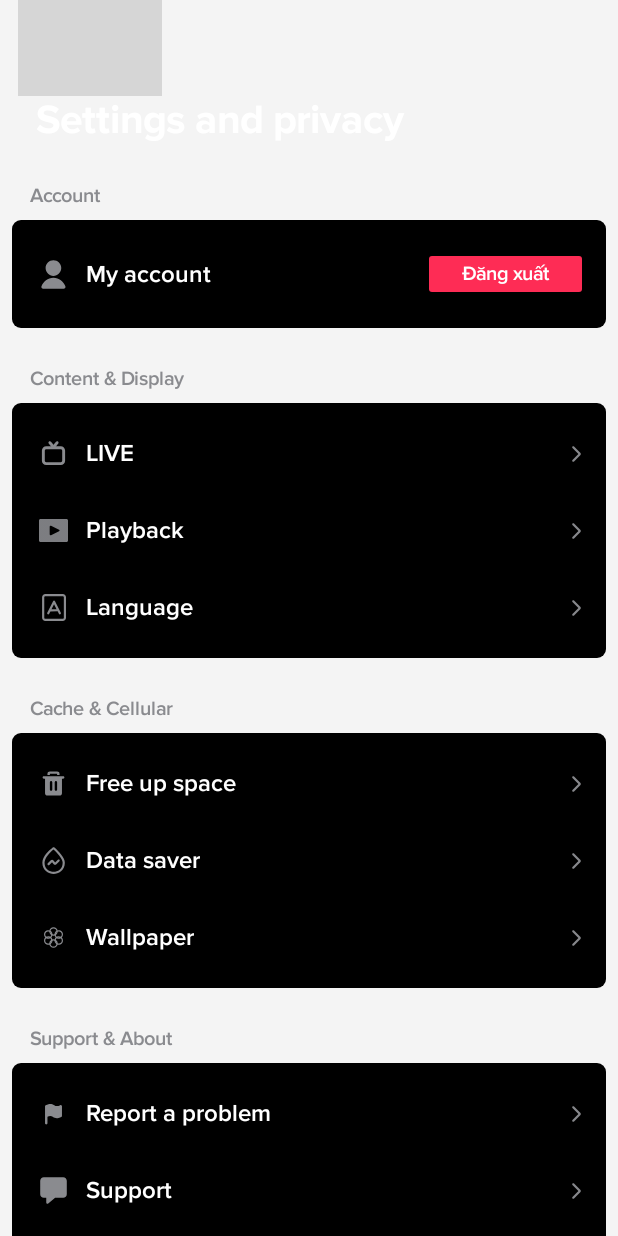
After one commit to BaoNinh2808/TinyReel_Group3, an Android app built with Jetpack Compose: the composable SettingScreen shown on its own in the app's theme, on a phone screen of 412 x 824 dp. The commit adds this screen. Run offline under Robolectric (Android 15) with nearby library versions, the light colour scheme and no system bars; our stand-ins replace Dagger/Hilt's generated code, Firebase (no records; nobody signed in at launch, a user with empty details on screens opened directly); 1 statement that could not run was skipped; grey boxes are pictures that could not be loaded.

Commit message:
setting screen + log out 2

```diff
--- a/app/build.gradle.kts
+++ b/app/build.gradle.kts
@@ -75,4 +75,5 @@ dependencies {
     FEATURE_SEARCH
     FEATURE_COMMENT_LISTING
     FEATURE_CREATOR_PROFILE
+    FEATURE_SETTING
 }
--- a/app/src/main/java/com/example/tinyreel/navigation/AppNavHost.kt
+++ b/app/src/main/java/com/example/tinyreel/navigation/AppNavHost.kt
@@ -24,6 +24,7 @@ import com.tinyreel.authentication.LoginWithEmailPhoneViewModel
 import com.tinyreel.authentication.authenticationNavGraph
 import com.tinyreel.authentication.signUpNavGraph
 import com.example.creatorprofile.creatorProfileNavGraph
+import com.example.setting.settingNavGraph
 
 @Composable
 fun AppNavHost(
@@ -46,8 +47,8 @@ fun AppNavHost(
         signUpNavGraph(loginViewModel, navController)
 //        loginEmailPhoneNavGraph(navController)
 //        friendsNavGraph(navController)
-        myProfileNavGraph(navController)
-//        settingNavGraph(navController)
+        myProfileNavGraph(loginViewModel, navController)
+        settingNavGraph(loginViewModel, navController)
         cameraMediaNavGraph(navController)
         searchNavGraph(navController)
         searchResultNavGraph(navController)
--- a/build.gradle.kts
+++ b/build.gradle.kts
@@ -11,4 +11,5 @@ buildscript {
 }
 // Top-level build file where you can add configuration options common to all sub-projects/modules.
 plugins {
+
 }
--- a/buildSrc/src/main/java/DependencyHandler.kt
+++ b/buildSrc/src/main/java/DependencyHandler.kt
@@ -141,5 +141,9 @@ val DependencyHandler.FEATURE_CAMERA
 val DependencyHandler.FEATURE_SEARCH
     get() = implementation(project(mapOf("path" to ":feature:search")))
 
+val DependencyHandler.FEATURE_SETTING
+    get() = implementation(project(mapOf("path" to ":feature:setting")))
+
+
 val DependencyHandler.FEATURE_COMMENT_LISTING
     get() = implementation(project(mapOf("path" to ":feature:commentlisting")))
--- a/common/composable/src/main/java/com/example/composable/VideoPlayer.kt
+++ b/common/composable/src/main/java/com/example/composable/VideoPlayer.kt
@@ -54,7 +54,7 @@ fun VideoPlayer(
 
     LaunchedEffect(key1 = true) {
         withContext(Dispatchers.IO) {
-            val bm = FileUtils.extractThumbnail2("https://firebasestorage.googleapis.com/v0/b/tinyreelbackup.appspot.com/o/${video.videoLink}?alt=media&token=8b9f9b9e-7b9a-4b7e-9b0a-9b9b9b9b9b9b", 0)
+            val bm = FileUtils.extractThumbnail2("https://firebasestorage.googleapis.com/v0/b/tinyreel3.appspot.com/o/${video.videoLink}?alt=media&token=8b9f9b9e-7b9a-4b7e-9b0a-9b9b9b9b9b9b", 0)
             withContext(Dispatchers.Main) {
                 thumbnail = thumbnail.copy(first = bm, second = thumbnail.second)
             }
@@ -65,7 +65,7 @@ fun VideoPlayer(
             ExoPlayer.Builder(context).build().apply {
                 videoScalingMode = C.VIDEO_SCALING_MODE_SCALE_TO_FIT
                 repeatMode = Player.REPEAT_MODE_ONE
-                setMediaItem(MediaItem.fromUri(Uri.parse("https://firebasestorage.googleapis.com/v0/b/tinyreelbackup.appspot.com/o/${video.videoLink}?alt=media&token=8b9f9b9e-7b9a-4b7e-9b0a-9b9b9b9b9b9b")))
+                setMediaItem(MediaItem.fromUri(Uri.parse("https://firebasestorage.googleapis.com/v0/b/tinyreel3.appspot.com/o/${video.videoLink}?alt=media&token=8b9f9b9e-7b9a-4b7e-9b0a-9b9b9b9b9b9b")))
                 playWhenReady = true
                 prepare()
                 addListener(object : Player.Listener {
--- a/feature/authentication/src/main/java/com/tinyreel/authentication/screen/AuthenticationScreen.kt
+++ b/feature/authentication/src/main/java/com/tinyreel/authentication/screen/AuthenticationScreen.kt
@@ -363,8 +363,8 @@ fun LoginScreen(viewModel:LoginWithEmailPhoneViewModel, navController: NavContro
                     end.linkTo(parent.end, spacing.extraLarge)
                 }
                 .clickable {
-                    navController.navigate(AUTHENTICATION_ROUTE) {
-                        popUpTo(SIGNUP_ROUTE) { inclusive = true }
+                    navController.navigate(HOME_SCREEN_ROUTE) {
+                        popUpTo(HOME_SCREEN_ROUTE) { inclusive = true }
                     }
                 },
             text = stringResource(id = R.string.Guess_account),
--- a/feature/authentication/src/main/java/com/tinyreel/authentication/screen/SignUpScreen.kt
+++ b/feature/authentication/src/main/java/com/tinyreel/authentication/screen/SignUpScreen.kt
@@ -283,8 +283,8 @@ fun SignupScreen(viewModel: LoginWithEmailPhoneViewModel, navController: NavCont
                     end.linkTo(parent.end, spacing.extraLarge)
                 }
                 .clickable {
-                    navController.navigate(AUTHENTICATION_ROUTE) {
-                        popUpTo(SIGNUP_ROUTE) { inclusive = true }
+                    navController.navigate(DestinationRoute.HOME_SCREEN_ROUTE) {
+                        popUpTo(DestinationRoute.HOME_SCREEN_ROUTE) { inclusive = true }
                     }
                 },
             text = stringResource(id = R.string.Guess_account),
--- a/feature/myprofile/src/main/java/com/example/myprofile/MyProfileNavigation.kt
+++ b/feature/myprofile/src/main/java/com/example/myprofile/MyProfileNavigation.kt
@@ -4,8 +4,9 @@ import androidx.navigation.NavController
 import androidx.navigation.NavGraphBuilder
 import androidx.navigation.compose.composable
 import com.example.core.DestinationRoute
+import com.tinyreel.authentication.LoginWithEmailPhoneViewModel
 
-fun NavGraphBuilder.myProfileNavGraph(navController: NavController) {
+fun NavGraphBuilder.myProfileNavGraph(loginViewModel : LoginWithEmailPhoneViewModel, navController: NavController) {
     composable(route = DestinationRoute.MY_PROFILE_ROUTE) {
         MyProfileScreen(navController)
     }
--- /dev/null
+++ b/feature/setting/src/main/AndroidManifest.xml
@@ -0,0 +1,4 @@
+<?xml version="1.0" encoding="utf-8"?>
+<manifest xmlns:android="http://schemas.android.com/apk/res/android">
+
+</manifest>
--- /dev/null
+++ b/feature/setting/src/main/java/com/example/setting/SettingContract.kt
@@ -0,0 +1,41 @@
+package com.example.setting
+
+import androidx.annotation.DrawableRes
+import androidx.annotation.StringRes
+import androidx.compose.runtime.Composable
+import com.example.theme.R
+
+data class ViewState(
+    val settingUiData: Map<String, List<RowItem>>? = null
+)
+
+sealed class SettingEvent {
+
+}
+
+data class RowItem(
+    @DrawableRes val icon: Int,
+    @StringRes val title: Int,
+    val rightSideClickItem: @Composable (() -> Unit)? = null,
+)
+
+val settingUiModel: Map<String, List<RowItem>> = mapOf(
+    "Account" to listOf(
+        RowItem(icon = R.drawable.ic_profile_fill, title = R.string.my_account)
+    ),
+    "Content & Display" to listOf(
+        RowItem(icon = R.drawable.ic_tv, title = R.string.live),
+        RowItem(icon = R.drawable.ic_playback, title = R.string.playback),
+        RowItem(icon = R.drawable.ic_language, title = R.string.language)
+    ),
+    "Cache & Cellular" to listOf(
+        RowItem(icon = R.drawable.ic_recycler_bin, title = R.string.free_up_space),
+        RowItem(icon = R.drawable.ic_data_saver, title = R.string.data_saver),
+        RowItem(icon = R.drawable.ic_wallpaper, title = R.string.wallpaper)
+    ),
+    "Support & About" to listOf(
+        RowItem(icon = R.drawable.ic_flag, title = R.string.report_a_problem),
+        RowItem(icon = R.drawable.ic_support, title = R.string.support),
+        RowItem(icon = R.drawable.ic_info, title = R.string.terms_and_policies)
+    )
+)
--- /dev/null
+++ b/feature/setting/src/main/java/com/example/setting/SettingScreen.kt
@@ -0,0 +1,162 @@
+package com.example.setting
+
+import androidx.compose.foundation.background
+import androidx.compose.foundation.clickable
+import androidx.compose.foundation.layout.*
+import androidx.compose.foundation.rememberScrollState
+import androidx.compose.foundation.shape.RoundedCornerShape
+import androidx.compose.foundation.verticalScroll
+import androidx.compose.material3.*
+import androidx.compose.runtime.*
+import androidx.compose.ui.Alignment
+import androidx.compose.ui.Modifier
+import androidx.compose.ui.graphics.Color
+import androidx.compose.ui.res.painterResource
+import androidx.compose.ui.res.stringResource
+import androidx.compose.ui.text.style.TextAlign
+import androidx.compose.ui.unit.dp
+import androidx.hilt.navigation.compose.hiltViewModel
+import androidx.navigation.NavController
+import com.example.composable.TopBar
+import com.example.core.DestinationRoute
+import com.example.core.DestinationRoute.AUTHENTICATION_ROUTE
+import com.example.core.extension.MediumSpace
+import com.example.core.extension.Space
+import com.example.theme.*
+import com.example.theme.R
+import com.tinyreel.authentication.LoginWithEmailPhoneViewModel
+
+@OptIn(ExperimentalMaterial3Api::class)
+@Composable
+fun SettingScreen(
+    loginViewModel: LoginWithEmailPhoneViewModel,
+    navController: NavController,
+    settingViewModel: SettingViewModel = hiltViewModel()
+) {
+    val viewState by settingViewModel.viewState.collectAsState()
+
+    val scrollState = rememberScrollState()
+
+    val isCollapsed: Boolean by remember {
+        derivedStateOf {
+            scrollState.value.dp > expandedTitleHeight
+        }
+    }
+
+    Scaffold(
+        topBar = { TopBar(title = if (isCollapsed) stringResource(id = R.string.settings_and_privacy) else "") { navController.navigateUp() } }
+    ) {
+        Column(
+            modifier = Modifier
+                .fillMaxSize()
+                .background(WhiteLightDimBg)
+                .padding(it)
+                .verticalScroll(scrollState)
+        ) {
+            Text(
+                text = stringResource(id = R.string.settings_and_privacy),
+                style = MaterialTheme.typography.headlineLarge,
+                modifier = Modifier
+                    .fillMaxWidth()
+                    .padding(start = 24.dp)
+            )
+            MediumSpace()
+            viewState?.settingUiData?.let {
+                it.forEach {
+                    GroupedUiCardSection(navController = navController, loginViewModel = loginViewModel, item = it.key to it.value, onClickItem = { titleId ->
+                        when (titleId) {
+                            R.string.my_account -> navController.navigate(AUTHENTICATION_ROUTE)
+                        }
+                    })
+                }
+            }
+            22.dp.Space()
+            Text(
+                text = "v()",
+                textAlign = TextAlign.Center,
+                style = MaterialTheme.typography.labelMedium,
+                modifier = Modifier.fillMaxWidth(),
+                color = SubTextColor
+            )
+            16.dp.Space()
+        }
+    }
+
+}
+
+@Composable
+fun GroupedUiCardSection(navController: NavController, loginViewModel: LoginWithEmailPhoneViewModel, item: Pair<String, List<RowItem>>, onClickItem: (Int) -> Unit) {
+    Text(
+        text = item.first,
+        modifier = Modifier.padding(horizontal = 20.dp),
+        color = SubTextColor,
+        style = MaterialTheme.typography.labelMedium
+    )
+    8.dp.Space()
+    Card(
+        colors = CardDefaults.cardColors(containerColor = MaterialTheme.colorScheme.background),
+        modifier = Modifier.padding(horizontal = 8.dp),
+        shape = RoundedCornerShape(6.dp)
+    ) {
+        Column(
+            modifier = Modifier
+                .padding(start = 18.dp, end = 16.dp)
+                .padding(vertical = 8.dp)
+        ) {
+            item.second.forEach {
+                Row(
+                    modifier = Modifier
+                        .fillMaxWidth()
+                        .clickable { onClickItem(it.title) }
+                        .padding(vertical = 16.dp),
+                    verticalAlignment = Alignment.CenterVertically,
+                    horizontalArrangement = Arrangement.spacedBy(12.dp)
+                ) {
+                    Icon(
+                        painter = painterResource(id = it.icon),
+                        contentDescription = null,
+                        modifier = Modifier.size(19.dp),
+                        tint = Gray
+                    )
+                    Text(
+                        text = stringResource(id = it.title),
+                        modifier = Modifier.weight(1f),
+                        style = MaterialTheme.typography.bodyMedium
+                    )
+                    if (it.title == R.string.my_account) {
+                        var textt = stringResource(id = R.string.login)
+                        if (loginViewModel.currentUser != null){
+                            textt = "Đăng xuất"
+                        }
+                        Text(
+                            text = textt,
+                            style = MaterialTheme.typography.labelMedium,
+                            color = White,
+                            modifier = Modifier
+                                .background(
+                                    color = MaterialTheme.colorScheme.primary,
+                                    RoundedCornerShape(2.dp)
+                                )
+                                .padding(horizontal = 22.dp, vertical = 4.dp)
+                                .clickable {
+                                    if (loginViewModel.currentUser != null) {
+                                        loginViewModel.logout()
+                                        navController.navigate(AUTHENTICATION_ROUTE)
+                                    }
+                                }
+                        )
+                    } else {
+                        Icon(
+                            painter = painterResource(id = R.drawable.ic_left_arrow),
+                            contentDescription = null,
+                            tint = Color.Unspecified
+                        )
+                    }
+                }
+            }
+        }
+    }
+    MediumSpace()
+}
+
+private val expandedTitleHeight = 132.dp
--- /dev/null
+++ b/feature/setting/src/main/java/com/example/setting/SettingViewModel.kt
@@ -0,0 +1,18 @@
+package com.example.setting
+
+import com.example.core.base.BaseViewModel
+import dagger.hilt.android.lifecycle.HiltViewModel
+import javax.inject.Inject
+
+@HiltViewModel
+class SettingViewModel @Inject constructor(
+) : BaseViewModel<ViewState, SettingEvent>() {
+
+    init {
+        updateState(ViewState(settingUiData = settingUiModel))
+    }
+
+    override fun onTriggerEvent(event: SettingEvent) {
+    }
+
+}
--- a/settings.gradle.kts
+++ b/settings.gradle.kts
@@ -31,3 +31,4 @@ include(":feature:creatorprofile")
 include(":domain")
 include(":feature:search")
 include(":feature:commentlisting")
+include(":feature:setting")
```
Also changed, not shown: feature/setting/build.gradle.kts (added, +53 -0 lines), feature/setting/src/main/java/com/example/setting/SettingNavigation.kt (added, +13 -0 lines), 397 other files.
